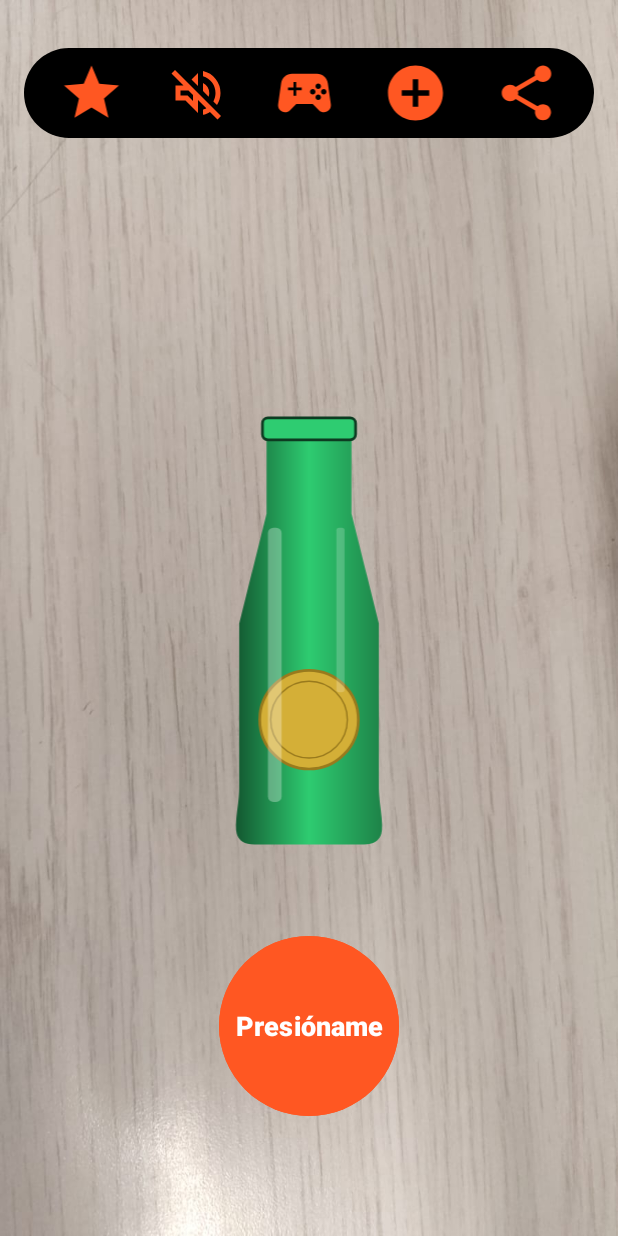
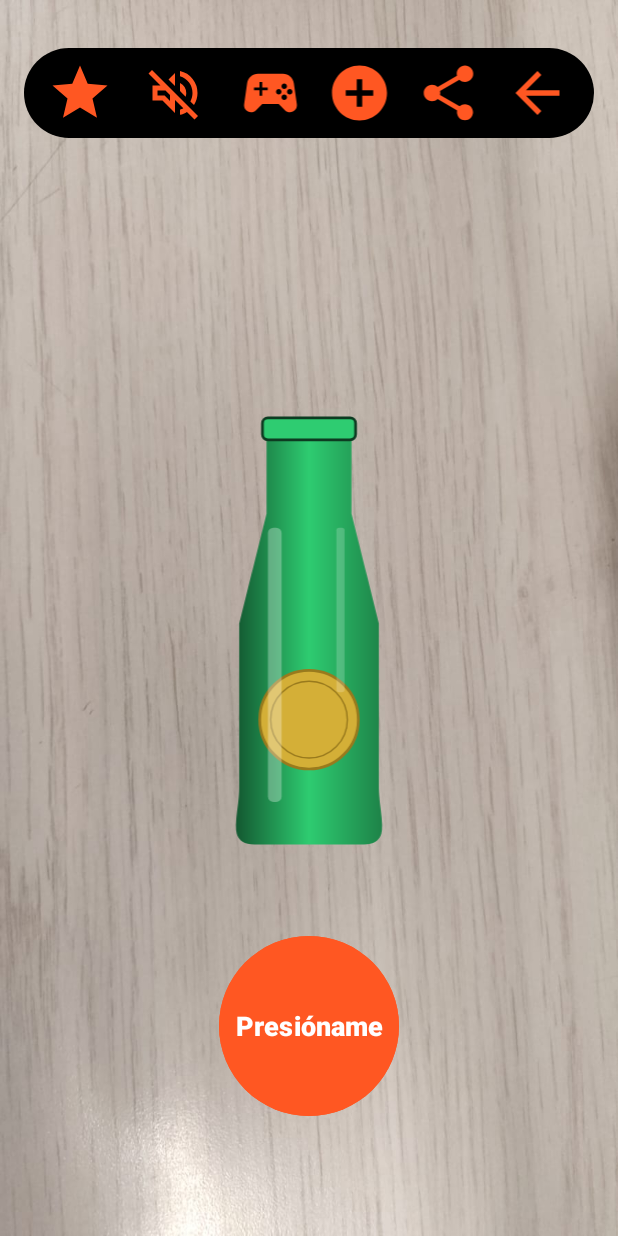
Before and after one commit to JairosA-Diaz/grupoTres, an Android app: the screen it shows after launch (MainActivity), on a phone screen of 412 x 824 dp. Run offline under Robolectric (Android 15) with nearby library versions, the light colour scheme and no system bars; our stand-ins replace Room's generated code; 10 statements that could not run were skipped.

Commit message:
HU 4.0 Definir boton logout

```diff
--- a/app/src/main/java/com/example/grupotres/ui/HomeFragment.kt
+++ b/app/src/main/java/com/example/grupotres/ui/HomeFragment.kt
@@ -190,6 +190,14 @@ class HomeFragment : Fragment() {
                 shareIntent.type = "text/plain"
                 shareIntent.putExtra(Intent.EXTRA_TEXT, getString(R.string.share_message))
                 startActivity(Intent.createChooser(shareIntent, "Compartir usando:"))
+            }
+        }
+
+        // Clic en el icono de Cerrar Sesión
+        view.findViewById<ImageView>(R.id.iv_logout).setOnClickListener {
+            it.playTouchAnimation {
+                // TODO: Implementar cierre de sesión y navegación al Login/Registro
+                // findNavController().navigate(R.id.action_homeFragment_to_loginFragment)
             }
         }
 
--- a/app/src/main/res/layout/fragment_home.xml
+++ b/app/src/main/res/layout/fragment_home.xml
@@ -69,6 +69,15 @@
             app:tint="@color/orange_main"
             android:contentDescription="@string/desc_share" />
 
+        <ImageView
+            android:id="@+id/iv_logout"
+            android:layout_width="0dp"
+            android:layout_height="match_parent"
+            android:layout_weight="1"
+            android:src="@drawable/ic_back"
+            app:tint="@color/orange_main"
+            android:contentDescription="@string/desc_logout" />
+
     </LinearLayout>
 
     <ImageView
--- a/app/src/main/res/values/strings.xml
+++ b/app/src/main/res/values/strings.xml
@@ -15,4 +15,5 @@
     <string name="desc_trophy">Trofeo de ganador</string>
     <string name="title_rules">Reglas del Juego</string>
     <string name="desc_back">Volver al Home</string>
+    <string name="desc_logout">Cerrar sesión</string>
 </resources>
```
